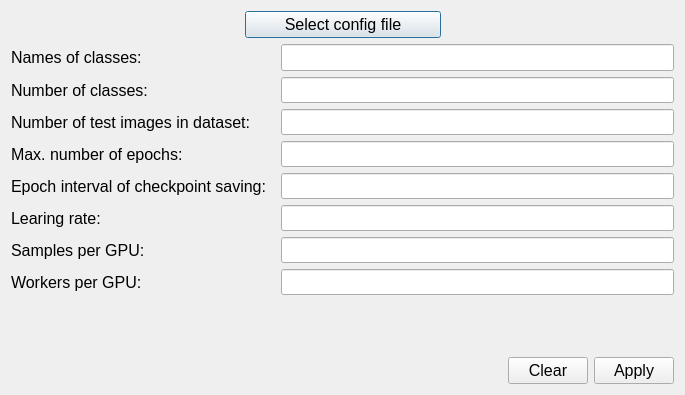
Above: set_parameters_gui.ui from YunongPan/swin_gui before the change. Below: the same form after it.
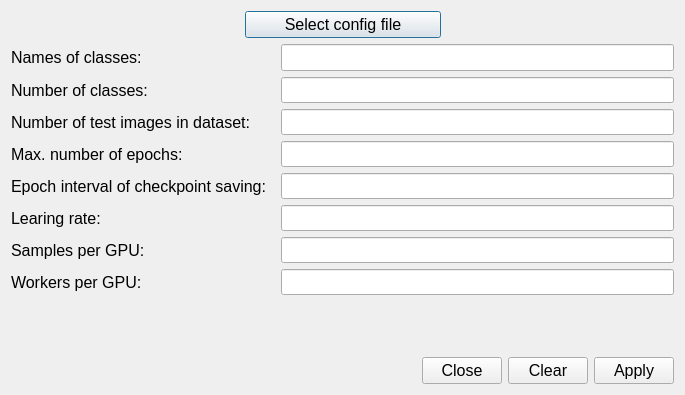
That is the form after the change.

What changed in the file:
```diff
--- a/set_parameters_gui.ui
+++ b/set_parameters_gui.ui
@@ -255,6 +255,18 @@
        </property>
       </spacer>
      </item>
+     <item>
+      <widget class="QPushButton" name="pushButton_close">
+       <property name="font">
+        <font>
+         <pointsize>12</pointsize>
+        </font>
+       </property>
+       <property name="text">
+        <string>Close</string>
+       </property>
+      </widget>
+     </item>
      <item>
       <widget class="QPushButton" name="pushButton_clear">
        <property name="font">
```
